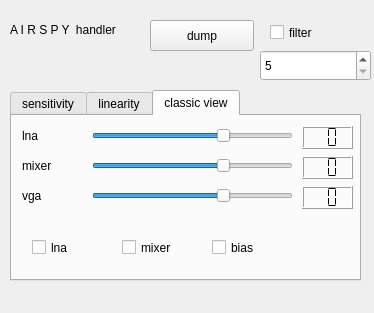
Before: the Qt Designer form src/devices/forms/airspy-widget.ui in tomneda/DABstar, drawn with Qt 5.
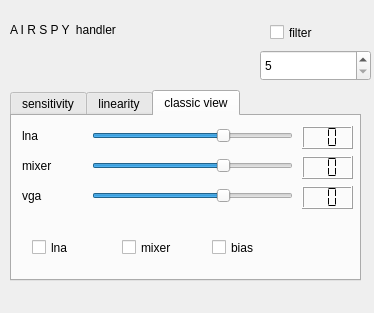
After: the same form once the commit is applied.

Commit message:
Remove all dump buttons from device handlers
Only the button in the config menu is left for raw dump.
A new check box selects between .uff and .sdr format.
During dumping a timer is shown on the button.

```diff
--- a/src/devices/forms/airspy-widget.ui
+++ b/src/devices/forms/airspy-widget.ui
@@ -512,22 +512,6 @@
     <string>A I R S P Y  handler</string>
    </property>
   </widget>
-  <widget class="QPushButton" name="dumpButton">
-   <property name="geometry">
-    <rect>
-     <x>150</x>
-     <y>20</y>
-     <width>104</width>
-     <height>31</height>
-    </rect>
-   </property>
-   <property name="toolTip">
-    <string>&lt;html&gt;&lt;head/&gt;&lt;body&gt;&lt;p&gt;Dumps the raw input from the airspy into a self describing file (with header in xml format containing recorded time, container format, frequency, device name, Qt-DAB version)&lt;/p&gt;&lt;p&gt;&lt;br/&gt;&lt;/p&gt;&lt;p&gt;Opens a 'Save as ...' dialog. Press again to stop recording.&lt;/p&gt;&lt;p&gt;&lt;br/&gt;&lt;/p&gt;&lt;p&gt;Very experimental! The resulting file can be read-in by using the xml file handler (if configured)&lt;/p&gt;&lt;p&gt;&lt;br/&gt;&lt;/p&gt;&lt;p&gt;Warning: Produces large files!&lt;/p&gt;&lt;/body&gt;&lt;/html&gt;</string>
-   </property>
-   <property name="text">
-    <string>dump</string>
-   </property>
-  </widget>
   <widget class="QSpinBox" name="filterDepth">
    <property name="geometry">
     <rect>
```
The commit also changes 45 other files.
